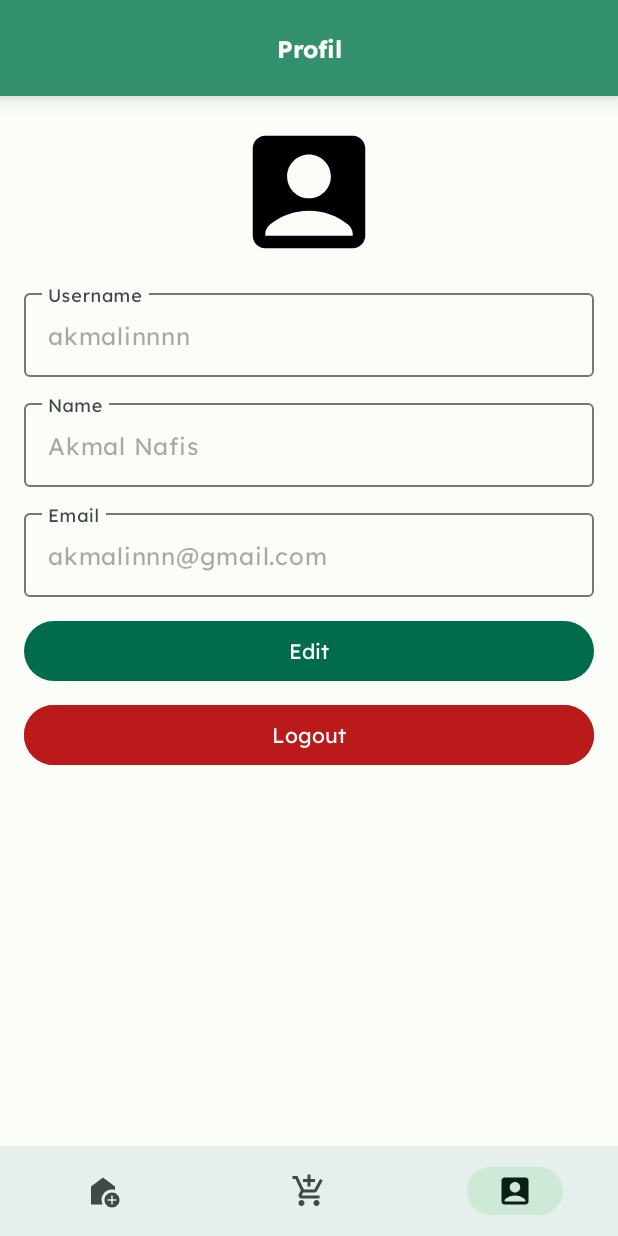
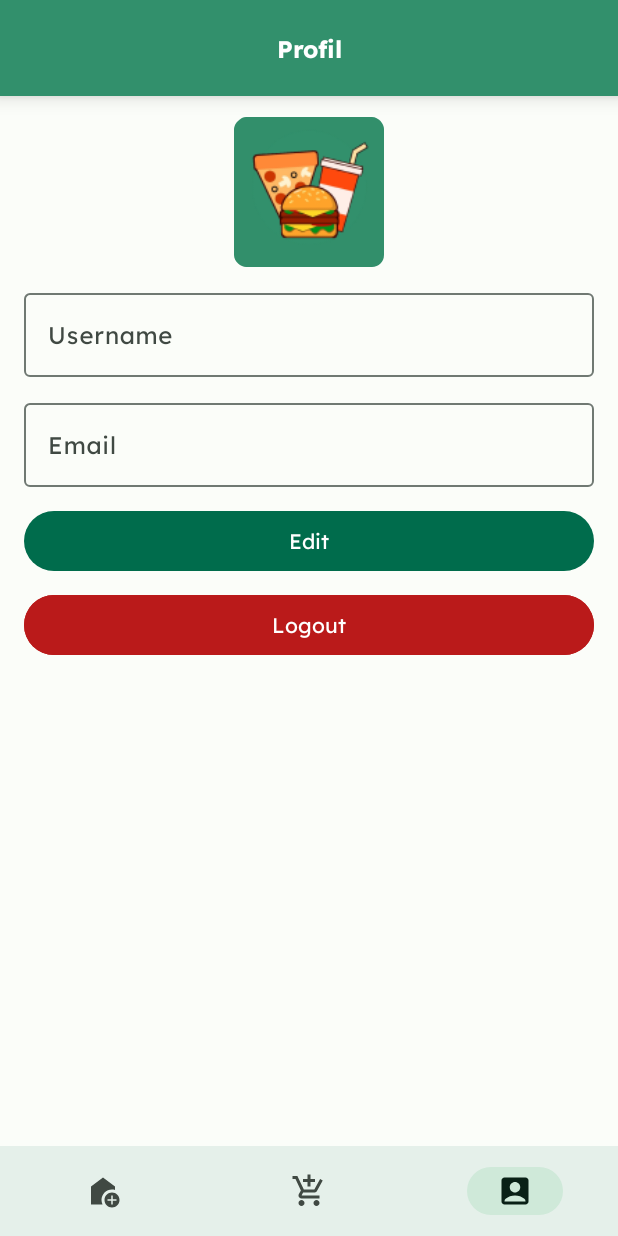
Before and after one commit to akmalinnn/24001084-km6-akm-sasahurfoods, an Android app: the ProfileFragment screen opened through its navigation route, on a phone screen of 412 x 824 dp. Run offline under Robolectric (Android 15) with nearby library versions, the light colour scheme and no system bars; our stand-ins replace Firebase (no records; nobody signed in at launch, a user with empty details on screens opened directly), navigation-ui; pictures from the network do not load.

Commit message:
[Challenge 5] Adding show profile with firebase data

```diff
--- a/app/src/main/java/com/akmalin/sasahurfoods/presentation/home/HomeFragment.kt
+++ b/app/src/main/java/com/akmalin/sasahurfoods/presentation/home/HomeFragment.kt
@@ -10,13 +10,18 @@ import androidx.recyclerview.widget.GridLayoutManager
 import androidx.recyclerview.widget.LinearLayoutManager
 import coil.load
 import com.akmalin.sasahurfoods.R
+import com.akmalin.sasahurfoods.data.datasource.auth.AuthDataSource
+import com.akmalin.sasahurfoods.data.datasource.auth.FirebaseAuthDataSource
 import com.akmalin.sasahurfoods.data.datasource.category.CategoryApiDataSource
 import com.akmalin.sasahurfoods.data.datasource.menu.MenuApiDataSource
 import com.akmalin.sasahurfoods.data.model.Category
 import com.akmalin.sasahurfoods.data.model.Menu
 import com.akmalin.sasahurfoods.data.repository.CategoryRepositoryImpl
 import com.akmalin.sasahurfoods.data.repository.MenuRepositoryImpl
+import com.akmalin.sasahurfoods.data.repository.UserRepository
+import com.akmalin.sasahurfoods.data.repository.UserRepositoryImpl
 import com.akmalin.sasahurfoods.data.source.local.pref.UserPreferenceImpl
+import com.akmalin.sasahurfoods.data.source.network.firebase.FirebaseServiceImpl
 import com.akmalin.sasahurfoods.data.source.network.services.FoodAppApiService
 import com.akmalin.sasahurfoods.databinding.FragmentHomeBinding
 import com.akmalin.sasahurfoods.presentation.detailfood.DetailMenuActivity
@@ -43,12 +48,15 @@ class HomeFragment : Fragment() {
 
     private val viewModel: HomeViewModel by viewModels {
         val service = FoodAppApiService.invoke()
+        val serviceFirebase = FirebaseServiceImpl()
         val menuDataSource = MenuApiDataSource(service)
         val menuRepository = MenuRepositoryImpl(menuDataSource)
         val categoryDataSource = CategoryApiDataSource(service)
         val userPreference = UserPreferenceImpl(requireContext())
         val categoryRepository = CategoryRepositoryImpl(categoryDataSource)
-        GenericViewModelFactory.create(HomeViewModel(categoryRepository, menuRepository, userPreference))
+        val dataSource: AuthDataSource = FirebaseAuthDataSource(serviceFirebase)
+        val repository: UserRepository = UserRepositoryImpl(dataSource)
+        GenericViewModelFactory.create(HomeViewModel(categoryRepository, menuRepository, userPreference, repository))
     }
 
     override fun onCreateView(
@@ -61,6 +69,7 @@ class HomeFragment : Fragment() {
 
     override fun onViewCreated(view: View, savedInstanceState: Bundle?) {
         super.onViewCreated(view, savedInstanceState)
+        loadProfileData()
         observeGridMode()
         initCategory()
         initMenu()
@@ -133,6 +142,17 @@ class HomeFragment : Fragment() {
         }
     }
 
+    private fun loadProfileData() {
+        if (viewModel.isLoggedIn()) {
+            viewModel.getCurrentUser()?.let { user ->
+                binding.layoutHeader.tvProfileName.text = getString(R.string.text_name, user.username)
+            }
+        } else {
+            binding.layoutHeader.tvProfileName.text = getString(R.string.text_name_user)
+        }
+    }
+
+
     private fun bindMenuList(data : List<Menu>) {
         menuAdapter.submitData(data)
     }
--- a/app/src/main/java/com/akmalin/sasahurfoods/presentation/home/HomeViewModel.kt
+++ b/app/src/main/java/com/akmalin/sasahurfoods/presentation/home/HomeViewModel.kt
@@ -4,15 +4,18 @@ import androidx.lifecycle.LiveData
 import androidx.lifecycle.MutableLiveData
 import androidx.lifecycle.ViewModel
 import androidx.lifecycle.asLiveData
+import com.akmalin.sasahurfoods.data.model.User
 import com.akmalin.sasahurfoods.data.repository.CategoryRepository
 import com.akmalin.sasahurfoods.data.repository.MenuRepository
+import com.akmalin.sasahurfoods.data.repository.UserRepository
 import com.akmalin.sasahurfoods.data.source.local.pref.UserPreference
 import kotlinx.coroutines.Dispatchers
 
 class HomeViewModel(
     private val categoryRepository: CategoryRepository,
     private val menuRepository: MenuRepository,
-    private val userPreference: UserPreference
+    private val userPreference: UserPreference,
+    private val repository: UserRepository
 ) : ViewModel(){
     private val _isUsingGridMode = MutableLiveData(userPreference.isUsingGridMode())
     val isUsingGridMode: LiveData<Boolean>
@@ -31,4 +34,13 @@ class HomeViewModel(
     fun getMenus(categoryName: String? = null) =
         menuRepository.getMenus(categoryName).asLiveData(Dispatchers.IO)
     fun getCategories() = categoryRepository.getCategories().asLiveData(Dispatchers.IO)
+
+    fun getCurrentUser(): User? {
+        return repository.getCurrentUser()
+    }
+
+    fun isLoggedIn(): Boolean {
+        return repository.isLoggedIn()
+    }
+
 }
--- a/app/src/main/java/com/akmalin/sasahurfoods/presentation/profile/ProfileFragment.kt
+++ b/app/src/main/java/com/akmalin/sasahurfoods/presentation/profile/ProfileFragment.kt
@@ -6,6 +6,7 @@ import androidx.fragment.app.Fragment
 import android.view.LayoutInflater
 import android.view.View
 import android.view.ViewGroup
+import android.widget.Toast
 import androidx.fragment.app.viewModels
 import androidx.navigation.fragment.findNavController
 import coil.load
@@ -49,18 +50,12 @@ class ProfileFragment : Fragment() {
 
 
         private fun loadProfileData() {
-            viewModel.profileData.observe(viewLifecycleOwner) {
-                binding.ivProfileImage.load(it.profileImg) {
-                    crossfade(true)
-                    error(R.drawable.ic_tab_profile)
-                    transformations(CircleCropTransformation())
-                }
-                binding.nameEdit.setText(it.name)
-                binding.usernameEdit.setText(it.username)
-                binding.emailEdit.setText(it.email)
+            viewModel.getCurrentUser()?.let {
+                binding.etUsernameEdit.setText(it.username)
+                binding.etEmailEdit.setText(it.email)
             }
+        }
 
-        }
 
 
     private fun setClickListener() {
@@ -70,9 +65,9 @@ class ProfileFragment : Fragment() {
         }
         binding.btnLogout.setOnClickListener{
             viewModel.doLogout()
-            navigateToLogin()
             val navController = findNavController()
             navController.navigate(R.id.menu_tab_home)
+            Toast.makeText(activity,getString(R.string.logout_success), Toast.LENGTH_SHORT).show()
         }
     }
 
@@ -87,9 +82,8 @@ class ProfileFragment : Fragment() {
     private fun observeEditMode() {
         viewModel.isEditMode.observe(viewLifecycleOwner){ isEditMode ->
             isEditMode?.let {
-                binding.emailEdit.isEnabled = it
-                binding.nameEdit.isEnabled = it
-                binding.usernameEdit.isEnabled = it
+                binding.etEmailEdit.isEnabled = it
+                binding.etUsernameEdit.isEnabled = it
 
             }
         }
--- a/app/src/main/java/com/akmalin/sasahurfoods/presentation/profile/ProfileViewModel.kt
+++ b/app/src/main/java/com/akmalin/sasahurfoods/presentation/profile/ProfileViewModel.kt
@@ -3,17 +3,15 @@ package com.akmalin.sasahurfoods.presentation.profile
 import androidx.lifecycle.MutableLiveData
 import androidx.lifecycle.ViewModel
 import com.akmalin.sasahurfoods.data.model.Profile
+import com.akmalin.sasahurfoods.data.model.User
 import com.akmalin.sasahurfoods.data.repository.UserRepository
 
 class ProfileViewModel(private val repository: UserRepository) : ViewModel() {
-    val profileData = MutableLiveData(
-        Profile.Profile(
-            name = "Akmal Nafis",
-            username = "akmalinnnn",
-            email = "akmalinnn@gmail.com",
-            profileImg = "https://avatars.githubusercontent.com/u/22763869?v=4"
-        )
-    )
+
+
+    fun getCurrentUser(): User? {
+        return repository.getCurrentUser()
+    }
 
     val isEditMode = MutableLiveData(false)
 
@@ -28,5 +26,6 @@ class ProfileViewModel(private val repository: UserRepository) : ViewModel() {
 
     fun doLogout() {
         repository.doLogout()
+
     }
 }
--- a/app/src/main/java/com/akmalin/sasahurfoods/presentation/register/RegisterActivity.kt
+++ b/app/src/main/java/com/akmalin/sasahurfoods/presentation/register/RegisterActivity.kt
@@ -77,6 +77,11 @@ class RegisterActivity : AppCompatActivity(){
                 doOnSuccess = {
                     binding.layoutForm.pbLoading.isVisible = false
                     binding.layoutForm.btnRegister.isVisible = true
+                    Toast.makeText(
+                        this,
+                        getString(R.string.register_success),
+                        Toast.LENGTH_SHORT
+                    ).show()
                     navigateToMain()
                 },
                 doOnError = {
@@ -84,7 +89,7 @@ class RegisterActivity : AppCompatActivity(){
                     binding.layoutForm.btnRegister.isVisible = true
                     Toast.makeText(
                         this,
-                        getString(R.string.login_failed),
+                        getString(R.string.register_failed),
                         Toast.LENGTH_SHORT
                     ).show()
                 },
--- a/app/src/main/res/layout/fragment_profile.xml
+++ b/app/src/main/res/layout/fragment_profile.xml
@@ -56,27 +56,10 @@
             app:layout_constraintTop_toBottomOf="@id/iv_profile_image">
 
             <com.google.android.material.textfield.TextInputEditText
-                android:id="@+id/username_edit"
+                android:id="@+id/et_username_edit"
                 android:layout_width="match_parent"
                 android:layout_height="wrap_content"
                 android:hint="Username" />
-        </com.google.android.material.textfield.TextInputLayout>
-
-        <com.google.android.material.textfield.TextInputLayout
-            android:id="@+id/name_input_layout"
-            android:layout_width="0dp"
-            android:layout_height="wrap_content"
-            android:layout_marginHorizontal="16dp"
-            android:layout_marginVertical="12dp"
-            app:layout_constraintEnd_toEndOf="parent"
-            app:layout_constraintStart_toStartOf="parent"
-            app:layout_constraintTop_toBottomOf="@+id/username_input_layout">
-
-            <com.google.android.material.textfield.TextInputEditText
-                android:id="@+id/name_edit"
-                android:layout_width="match_parent"
-                android:layout_height="wrap_content"
-                android:hint="Name" />
         </com.google.android.material.textfield.TextInputLayout>
 
         <com.google.android.material.textfield.TextInputLayout
@@ -87,10 +70,10 @@
             android:layout_marginVertical="12dp"
             app:layout_constraintEnd_toEndOf="parent"
             app:layout_constraintStart_toStartOf="parent"
-            app:layout_constraintTop_toBottomOf="@+id/name_input_layout">
+            app:layout_constraintTop_toBottomOf="@+id/username_input_layout">
 
             <com.google.android.material.textfield.TextInputEditText
-                android:id="@+id/email_edit"
+                android:id="@+id/et_email_edit"
                 android:layout_width="match_parent"
                 android:layout_height="wrap_content"
                 android:hint="Email" />
--- a/app/src/main/res/values/strings.xml
+++ b/app/src/main/res/values/strings.xml
@@ -11,7 +11,8 @@
     <string name="_0">0</string>
     <string name="add_value">+</string>
     <string name="decrease_value">-</string>
-    <string name="text_name">Hi Akmal! 👋</string>
+    <string name="text_name">Hi %s 👋</string>
+    <string name="text_name_user">Hi 👋</string>
     <string name="text_greetings">Makan apa hari ini...?</string>
     <string name="text_desc_banner">Promo Bulan ramadan berkah, dapatkan diskon hingga 50%, mulai dari makanan, minuman, dan jajanan! </string>
     <string name="title_desc">Diskon Cepat, Hanya Hari Ini!! </string>
@@ -72,5 +73,8 @@
     <string name="text_btn_logout">Logout</string>
     <string name="login_failed">Login Gagal</string>
     <string name="login_success">Login Sukses</string>
+    <string name="register_failed">Register Gagal</string>
+    <string name="register_success">Register Sukses</string>
+    <string name="logout_success">logout Sukses</string>
     <string name="error">Error</string>
 </resources>
```
